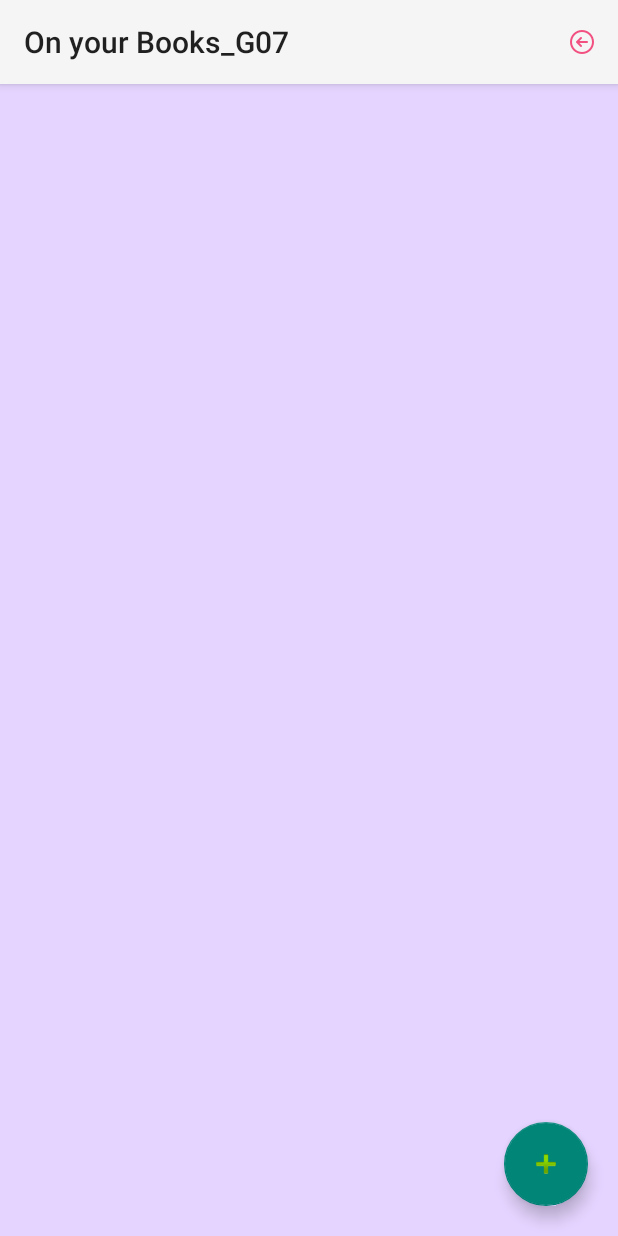
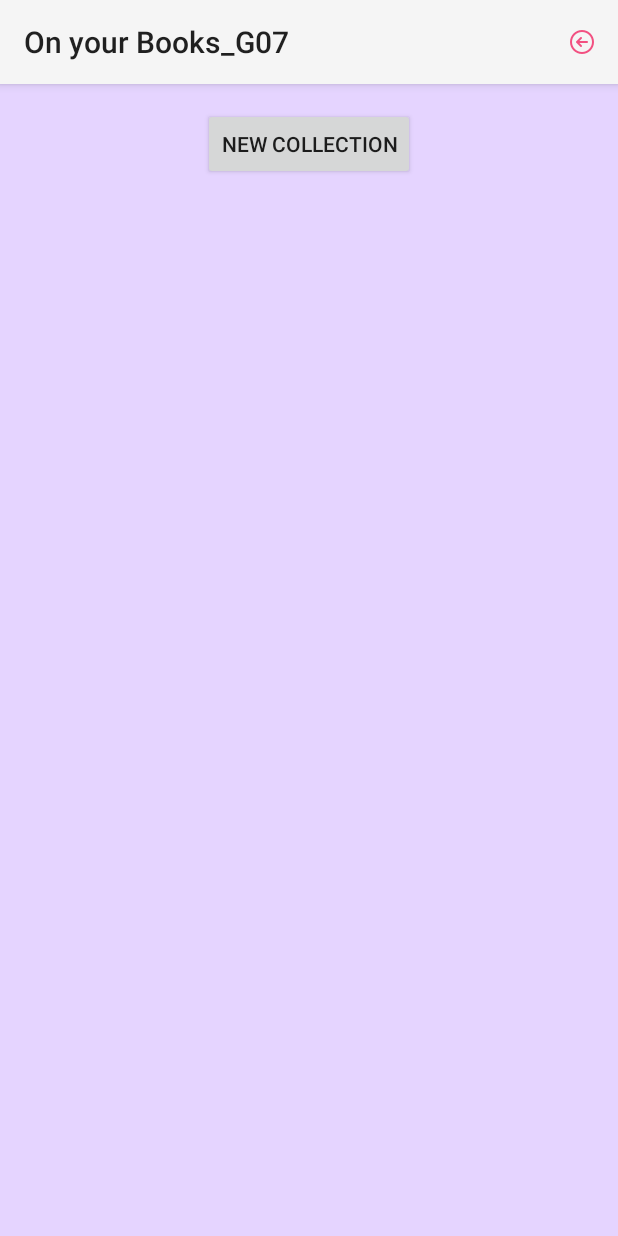
Before and after one commit to 2001bisthebest/On-your-Books_G07, an Android app: the CollectionActivity screen opened directly, with no data from a screen before it, on a phone screen of 412 x 824 dp. Run offline under Robolectric (Android 15) with nearby library versions, the phone set to English and light mode, and no system bars.

Commit message:
edit column list collection and adapter

```diff
--- a/app/src/main/java/com/example/onyourbooks_g07/CollectionActivity.java
+++ b/app/src/main/java/com/example/onyourbooks_g07/CollectionActivity.java
@@ -6,14 +6,62 @@ import android.view.Menu;
 import android.view.MenuItem;
 import android.view.View;
 import android.widget.Button;
+import android.widget.TextView;
+import android.widget.Toast;
 
 import androidx.appcompat.app.AppCompatActivity;
+import androidx.recyclerview.widget.LinearLayoutManager;
+import androidx.recyclerview.widget.RecyclerView;
+
+import java.util.ArrayList;
+import java.util.List;
 
 public class CollectionActivity extends AppCompatActivity {
+    private boolean isClicked = false;
+    private RecyclerView recyclerView;
+    private List<Data> dataList = new ArrayList<>();
+    private AdapterBtn adapterBtn;
     protected void onCreate(Bundle savedInstanceState){
         super.onCreate(savedInstanceState);
         setContentView(R.layout.column_list_collection);
 
+        Button new_collection_btn = findViewById(R.id.add_new_collection_btn);
+        TextView add_name_collection_edt = findViewById(R.id.add_name_collection_edt);
+        Button ok_btn = findViewById(R.id.ok_btn);
+        new_collection_btn.setOnClickListener(new View.OnClickListener() {
+            @Override
+            public void onClick(View view) {
+                isClicked = true;
+                if(isClicked){
+                    add_name_collection_edt.setVisibility(View.VISIBLE);
+                    ok_btn.setVisibility(View.VISIBLE);
+                    ok_btn.setOnClickListener(new View.OnClickListener() {
+                        @Override
+                        public void onClick(View view) {
+                            add_name_collection_edt.getText();
+                            RecyclerView recyclerView = findViewById(R.id.recycle_view_btn);
+//                            recyclerView.setLayoutManager(new LinearLayoutManager());
+                            recyclerView.setHasFixedSize(true);
+
+                            adapterBtn = new AdapterBtn(dataList);
+                            recyclerView.setAdapter(adapterBtn);
+                            ((AdapterBtn) adapterBtn).setOnItemClickListener(new AdapterBtn.MyClickListener() {
+                                @Override
+                                public void onItemClick(int position, View v) {
+                                    Toast.makeText(getApplication(), "Clicked item "+Integer.toString(position),Toast.LENGTH_SHORT).show();
+                                }
+                            });
+                            add_name_collection_edt.setVisibility(View.INVISIBLE);
+                            ok_btn.setVisibility(View.INVISIBLE);
+                        }
+                    });
+                }
+//                if(!isClicked){
+//                    add_name_collection_edt.setVisibility(View.INVISIBLE);
+//                    ok_btn.setVisibility(View.INVISIBLE);
+//                }
+            }
+        });
     }
     public boolean onCreateOptionsMenu(Menu menu) {
         getMenuInflater().inflate(R.menu.menu_main, menu);
--- a/app/src/main/res/layout/button_recycleview.xml
+++ b/app/src/main/res/layout/button_recycleview.xml
@@ -20,7 +20,7 @@
     android:orientation="vertical">
 
         <Button
-            android:id="@+id/button"
+            android:id="@+id/recycle_btn"
             android:layout_width="match_parent"
             android:layout_height="match_parent"
             android:layout_weight="1"
--- a/app/src/main/res/layout/column_collection.xml
+++ b/app/src/main/res/layout/column_collection.xml
@@ -14,6 +14,7 @@
         android:layout_width="match_parent"
         android:layout_height="match_parent"
         android:layout_weight="1"
+        android:background="@color/purple"
         android:orientation="horizontal">
 
         <TextView
--- a/app/src/main/res/layout/column_list_collection.xml
+++ b/app/src/main/res/layout/column_list_collection.xml
@@ -1,37 +1,66 @@
 <?xml version="1.0" encoding="utf-8"?>
-<LinearLayout xmlns:android="http://schemas.android.com/apk/res/android"
+<ScrollView xmlns:android="http://schemas.android.com/apk/res/android"
+    xmlns:app="http://schemas.android.com/apk/res-auto"
+    xmlns:tools="http://schemas.android.com/tools"
+    android:layout_width="match_parent"
+    android:layout_height="match_parent"
+    android:background="@color/purple">
+
+    <LinearLayout
         android:layout_width="match_parent"
         android:layout_height="match_parent"
         android:background="@color/purple"
         android:orientation="vertical">
 
+        <androidx.recyclerview.widget.RecyclerView
+            android:id="@+id/recycle_view_btn"
+            android:layout_width="match_parent"
+            android:layout_height="wrap_content"
+            android:layout_marginStart="16dp"
+            android:layout_marginTop="16dp"
+            android:layout_marginEnd="16dp"
+            app:layout_constraintEnd_toEndOf="parent"
+            app:layout_constraintStart_toStartOf="parent"
+            app:layout_constraintTop_toTopOf="parent">
+
+        </androidx.recyclerview.widget.RecyclerView>
+
         <LinearLayout
             android:layout_width="match_parent"
             android:layout_height="wrap_content"
-        android:layout_marginTop="50dp"
+            android:gravity="center_horizontal"
             android:orientation="vertical">
 
-        <androidx.recyclerview.widget.RecyclerView
-            android:id="@+id/recycler_view"
-            android:layout_width="match_parent"
-            android:layout_height="match_parent" />
-    </LinearLayout>
+            <Button
+                android:id="@+id/add_new_collection_btn"
+                android:layout_width="wrap_content"
+                android:layout_height="wrap_content"
+                android:text="@string/new_col" />
 
             <LinearLayout
                 android:layout_width="match_parent"
                 android:layout_height="match_parent"
-        android:gravity="bottom"
-        android:orientation="vertical">
+                android:orientation="horizontal">
 
-        <com.google.android.material.floatingactionbutton.FloatingActionButton
-            android:id="@+id/floatingActionButton"
-            android:layout_width="match_parent"
+                <EditText
+                    android:id="@+id/add_name_collection_edt"
+                    android:layout_width="wrap_content"
                     android:layout_height="wrap_content"
-            android:layout_gravity="bottom|end"
-            android:layout_marginEnd="20dp"
-            android:layout_marginBottom="20dp"
-            android:clickable="true"
-            android:src="@android:drawable/ic_input_add" />
+                    android:ems="10"
+                    android:hint="@string/hint_name"
+                    android:inputType="text"
+                    android:text="@string/empty_text"
+                    android:visibility="invisible"/>
+                <Button
+                    android:id="@+id/ok_btn"
+                    android:layout_width="wrap_content"
+                    android:layout_height="wrap_content"
+                    android:layout_weight="1"
+                    android:text="@string/ok"
+                    android:visibility="invisible"/>
             </LinearLayout>
 
         </LinearLayout>
+
+    </LinearLayout>
+</ScrollView>
--- a/app/src/main/res/values/strings.xml
+++ b/app/src/main/res/values/strings.xml
@@ -18,4 +18,5 @@
     <string name="hint_name">Name</string>
     <string name="backbtn">Back</string>
     <string name="empty_text"></string>
+    <string name="ok">OK</string>
 </resources>
```
Also changed, not shown: app/src/main/java/com/example/onyourbooks_g07/AdapterBtn.java (+45 -21 lines), app/src/main/java/com/example/onyourbooks_g07/Data.java (added, +12 -0 lines). Lines whose indentation alone changed are shown as unchanged.
